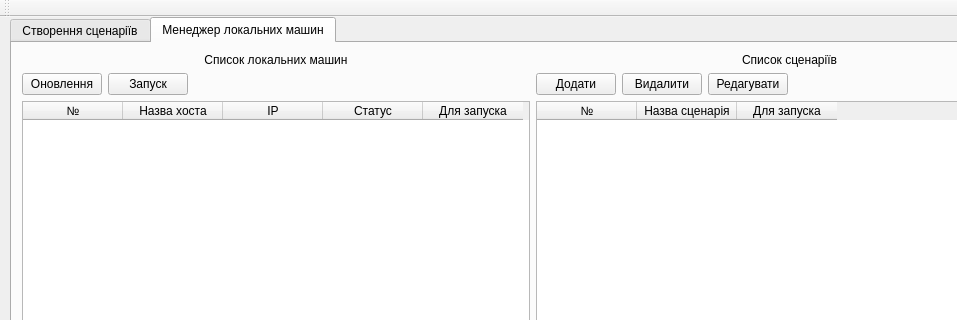
This is mainwindow.ui in sweetcolor/WinAutoInstaller as Qt 5 draws it before an edit; both pictures show x 0 to 957 and y 0 to 320 of the 1059 by 658 pixel window. The edited form follows.
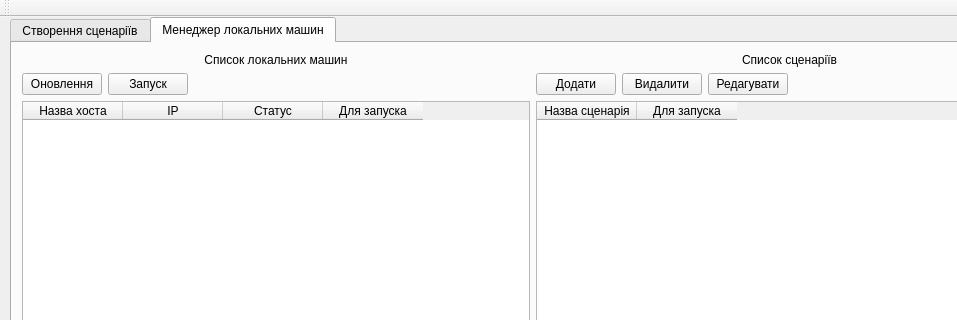
This is the edited form. The open tabs and pages were chosen to show the change.

```diff
--- a/mainwindow.ui
+++ b/mainwindow.ui
@@ -200,12 +200,7 @@
           </layout>
          </item>
          <item>
-          <widget class="QTableWidget" name="tableWidget_2">
-           <column>
-            <property name="text">
-             <string>№</string>
-            </property>
-           </column>
+          <widget class="QTableWidget" name="hostListTableWidget">
            <column>
             <property name="text">
              <string>Назва хоста</string>
@@ -281,12 +276,7 @@
           </layout>
          </item>
          <item>
-          <widget class="QTableWidget" name="tableWidget">
-           <column>
-            <property name="text">
-             <string>№</string>
-            </property>
-           </column>
+          <widget class="QTableWidget" name="scriptListTableWidget">
            <column>
             <property name="text">
              <string>Назва сценарія</string>
```
Left out of the diff: 6 changed lines with no effect on the pictures.
